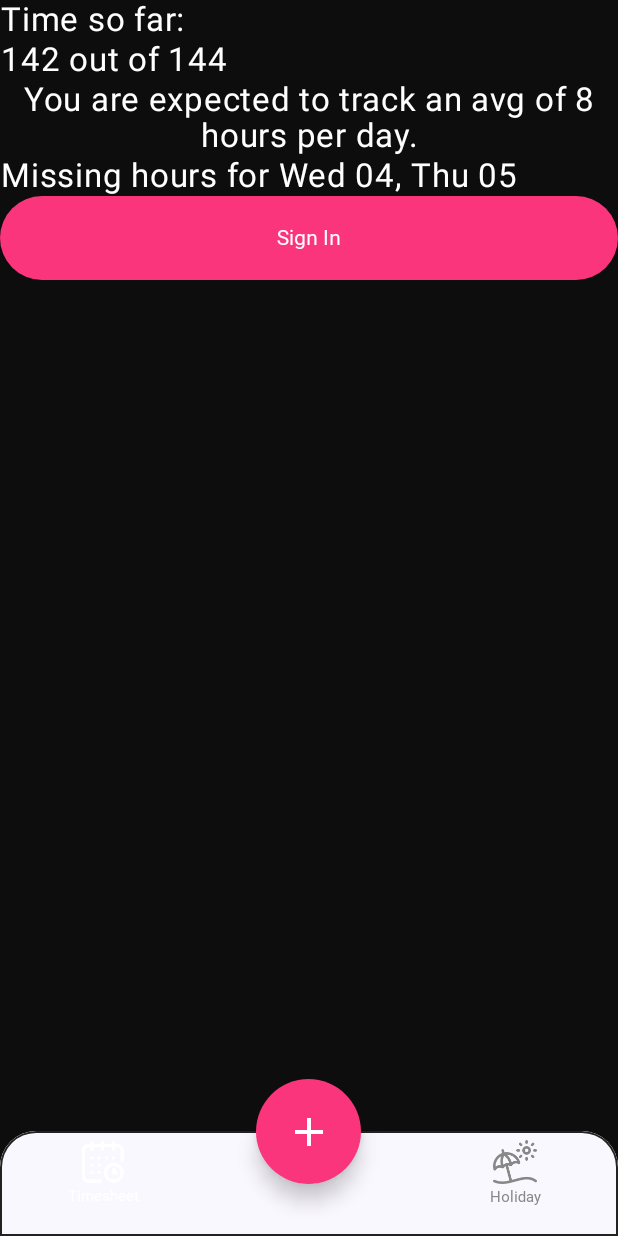
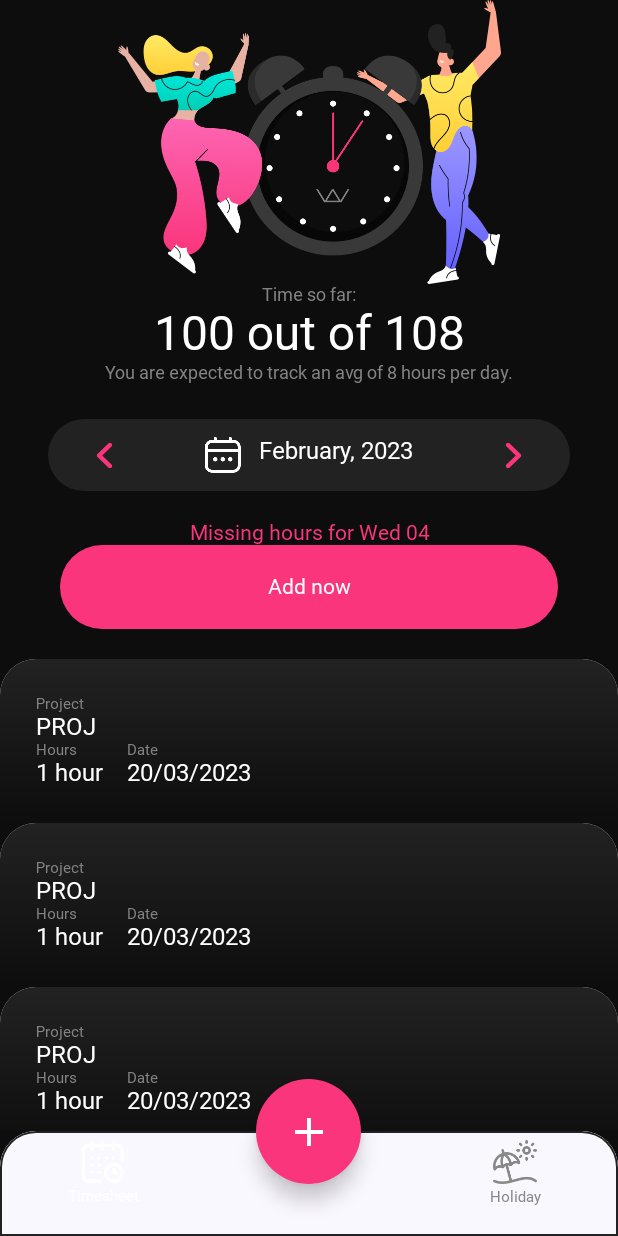
Before and after one commit to valentinbrad-wolfpack/TimeTracker, an Android app built with Jetpack Compose: the TimesheetScreen screen opened through its navigation route, on a phone screen of 412 x 824 dp. Run offline under Robolectric (Android 15) with nearby library versions, the phone set to English and light mode, and no system bars; our stand-ins replace Dagger/Hilt's generated code; Roboto replaces fonts that are not available here.

Commit message:
Timesheet UI

```diff
--- a/app/src/main/java/com/example/timetracker/presentation/MainActivity.kt
+++ b/app/src/main/java/com/example/timetracker/presentation/MainActivity.kt
@@ -102,11 +102,13 @@ class MainActivity : ComponentActivity() {
                     backgroundColor = CodGray,
                     scaffoldState = scaffoldState
                 ) { paddingValues ->
-                    NavHostGraph(navController = navController,
-                        modifier = Modifier.padding(paddingValues),
+                    NavHostGraph(
+                        navController = navController,
+                        modifier = Modifier.padding(bottom = paddingValues.calculateBottomPadding()),
                         setBottomNavBarVisibility = { isVisible ->
                             bottomNavBarVisibility = isVisible
-                        })
+                        }
+                    )
                 }
             }
         }
--- /dev/null
+++ b/app/src/main/java/com/example/timetracker/presentation/common/components/LabelValueComponent.kt
@@ -0,0 +1,38 @@
+package com.example.timetracker.presentation.common.components
+
+import androidx.compose.foundation.layout.Column
+import androidx.compose.material.Text
+import androidx.compose.runtime.Composable
+import androidx.compose.ui.Modifier
+import androidx.compose.ui.text.TextStyle
+import androidx.compose.ui.text.font.FontWeight
+import com.example.timetracker.presentation.ui.theme.Gray
+import com.example.timetracker.presentation.ui.theme.TextSizes
+import com.example.timetracker.presentation.ui.theme.White
+import com.example.timetracker.presentation.ui.theme.fonts
+
+@Composable
+fun LabelValueComponent(
+    modifier: Modifier = Modifier, label: String, value: String
+) {
+    Column(
+        modifier = modifier
+    ) {
+        Text(
+            text = label, style = TextStyle(
+                fontFamily = fonts,
+                fontWeight = FontWeight.Normal,
+                fontSize = TextSizes.SIZE_10,
+                color = Gray
+            )
+        )
+        Text(
+            text = value, style = TextStyle(
+                fontFamily = fonts,
+                fontWeight = FontWeight.Bold,
+                fontSize = TextSizes.SIZE_16,
+                color = White
+            )
+        )
+    }
+}
--- a/app/src/main/java/com/example/timetracker/presentation/common/navigation/NavGraph.kt
+++ b/app/src/main/java/com/example/timetracker/presentation/common/navigation/NavGraph.kt
@@ -15,11 +15,15 @@ import com.example.timetracker.presentation.timesheet.nav.timesheetGraph
 
 @Composable
 fun NavHostGraph(
-    modifier: Modifier,
+    modifier: Modifier = Modifier,
     navController: NavHostController,
     setBottomNavBarVisibility: (Boolean) -> Unit
 ) {
-    NavHost(navController = navController, startDestination = LoginDestination.route) {
+    NavHost(
+        navController = navController,
+        startDestination = LoginDestination.route,
+        modifier = modifier
+    ) {
         loginGraph(
             navController = navController,
             setBottomNavBarVisibility = setBottomNavBarVisibility
--- a/app/src/main/java/com/example/timetracker/presentation/timesheet/TimesheetScreen.kt
+++ b/app/src/main/java/com/example/timetracker/presentation/timesheet/TimesheetScreen.kt
@@ -1,31 +1,45 @@
 package com.example.timetracker.presentation.timesheet
 
+import androidx.compose.foundation.Image
 import androidx.compose.foundation.background
-import androidx.compose.foundation.layout.Column
+import androidx.compose.foundation.layout.Arrangement
+import androidx.compose.foundation.layout.Row
+import androidx.compose.foundation.layout.Spacer
 import androidx.compose.foundation.layout.fillMaxSize
 import androidx.compose.foundation.layout.fillMaxWidth
 import androidx.compose.foundation.layout.height
+import androidx.compose.foundation.layout.padding
 import androidx.compose.foundation.layout.wrapContentSize
 import androidx.compose.foundation.lazy.LazyColumn
+import androidx.compose.foundation.lazy.items
 import androidx.compose.material3.Button
 import androidx.compose.material3.ButtonDefaults
 import androidx.compose.material3.Card
+import androidx.compose.material3.CardDefaults
 import androidx.compose.material3.Text
 import androidx.compose.runtime.Composable
 import androidx.compose.ui.Alignment
 import androidx.compose.ui.Modifier
 import androidx.compose.ui.graphics.Color
+import androidx.compose.ui.res.painterResource
 import androidx.compose.ui.res.stringResource
 import androidx.compose.ui.text.TextStyle
 import androidx.compose.ui.text.font.FontWeight
 import androidx.compose.ui.text.style.TextAlign
+import androidx.compose.ui.tooling.preview.Preview
 import androidx.navigation.NavController
+import androidx.navigation.compose.rememberNavController
 import com.example.timetracker.R
+import com.example.timetracker.presentation.timesheet.components.EntryListItem
 import com.example.timetracker.presentation.timesheet.nav.TimesheetDestination
 import com.example.timetracker.presentation.ui.theme.CodGray
+import com.example.timetracker.presentation.ui.theme.DarkGray
 import com.example.timetracker.presentation.ui.theme.Dimens
+import com.example.timetracker.presentation.ui.theme.Gray
+import com.example.timetracker.presentation.ui.theme.Paddings
 import com.example.timetracker.presentation.ui.theme.Shapes
 import com.example.timetracker.presentation.ui.theme.TextSizes
+import com.example.timetracker.presentation.ui.theme.TimeTrackerTheme
 import com.example.timetracker.presentation.ui.theme.VioletRed
 import com.example.timetracker.presentation.ui.theme.White
 import com.example.timetracker.presentation.ui.theme.fonts
@@ -37,63 +51,123 @@ fun TimesheetScreen(
     LazyColumn(
         modifier = Modifier
             .fillMaxSize()
-            .background(CodGray)
+            .background(CodGray),
+        horizontalAlignment = Alignment.CenterHorizontally
     ) {
         item {
+            Image(
+                painter = painterResource(id = R.drawable.bg_timesheet),
+                contentDescription = null,
+                modifier = Modifier
+                    .wrapContentSize()
+                    .padding(horizontal = Paddings.PADDING_40),
+            )
             Text(
-                text = "Time so far:",
-                color = White,
-                 textAlign = TextAlign.Center,
-                fontSize = TextSizes.SIZE_22
+                modifier = Modifier.padding(horizontal = Paddings.PADDING_40),
+                text = stringResource(id = R.string.time_so_far),
+                style = TextStyle(
+                    fontFamily = fonts,
+                    fontWeight = FontWeight.Normal,
+                    fontSize = TextSizes.SIZE_12,
+                    textAlign = TextAlign.Center,
+                    color = Gray
+                )
             )
-        }
-        item {
             Text(
-                text = "142 out of 144",
-                color = White,
-                textAlign = TextAlign.Center,
-                fontSize = TextSizes.SIZE_22
+                modifier = Modifier.padding(horizontal = Paddings.PADDING_40),
+                text = stringResource(id = R.string.tracked_time, 100, 108),
+                style = TextStyle(
+                    fontFamily = fonts,
+                    fontWeight = FontWeight.Bold,
+                    fontSize = TextSizes.SIZE_32,
+                    textAlign = TextAlign.Center,
+                    color = White
+                )
             )
-        }
-        item {
             Text(
-                text = "You are expected to track an avg of 8 hours per day.",
-                color = White,
-                textAlign = TextAlign.Center,
-                fontSize = TextSizes.SIZE_22
+                modifier = Modifier.padding(horizontal = Paddings.PADDING_40),
+                text = stringResource(id = R.string.expected_hours_per_day, 8),
+                style = TextStyle(
+                    fontFamily = fonts,
+                    fontWeight = FontWeight.Normal,
+                    fontSize = TextSizes.SIZE_12,
+                    textAlign = TextAlign.Center,
+                    color = Gray
+                )
             )
-        }
-        item {
+            Spacer(modifier = Modifier.height(Dimens.DIMEN_24))
             Card(
+                modifier = Modifier
+                    .fillMaxWidth()
+                    .padding(horizontal = Paddings.PADDING_32),
+                shape = Shapes.large,
+                colors = CardDefaults.cardColors(
+                    containerColor = DarkGray
+                )
             ) {
-
+                Row(
+                    modifier = Modifier
+                        .fillMaxSize()
+                        .padding(vertical = Paddings.PADDING_12),
+                    verticalAlignment = Alignment.CenterVertically,
+                    horizontalArrangement = Arrangement.SpaceBetween
+                ) {
+                    Image(
+                        modifier = Modifier.padding(start = Paddings.PADDING_32),
+                        painter = painterResource(id = R.drawable.ic_arrow_left),
+                        contentDescription = null
+                    )
+                    Row {
+                        Image(
+                            painter = painterResource(id = R.drawable.ic_small_calendar),
+                            contentDescription = null
+                        )
+                        Text(
+                            modifier = Modifier.padding(start = Paddings.PADDING_12),
+                            text = stringResource(id = R.string.month_year, "February", 2023),
+                            style = TextStyle(
+                                fontFamily = fonts,
+                                fontWeight = FontWeight.SemiBold,
+                                fontSize = TextSizes.SIZE_16,
+                                color = White
+                            )
+                        )
+                    }
+                    Image(
+                        modifier = Modifier.padding(end = Paddings.PADDING_32),
+                        painter = painterResource(id = R.drawable.ic_arrow_right),
+                        contentDescription = null
+                    )
+                }
             }
-        }
-        item {
+            Spacer(modifier = Modifier.height(Dimens.DIMEN_20))
             Text(
-                text = "Missing hours for Wed 04, Thu 05",
-                color = White,
-                textAlign = TextAlign.Center,
-                fontSize = TextSizes.SIZE_22
+                modifier = Modifier.padding(horizontal = Paddings.PADDING_40),
+                text = stringResource(id = R.string.missing_hours_for, "Wed 04"),
+                style = TextStyle(
+                    fontFamily = fonts,
+                    fontWeight = FontWeight.Bold,
+                    fontSize = TextSizes.SIZE_14,
+                    textAlign = TextAlign.Center,
+                    color = VioletRed
+                )
             )
-        }
-        item {
             Button(modifier = Modifier
                 .fillMaxWidth()
-                .height(Dimens.DIMEN_56),
+                .height(Dimens.DIMEN_56)
+                .padding(horizontal = Paddings.PADDING_40),
                 colors = ButtonDefaults.buttonColors(
                     containerColor = VioletRed,
                 ),
                 shape = Shapes.large,
                 onClick = {
                     navController.navigate(TimesheetDestination.route)
-                }
-            ) {
+                }) {
                 Text(
                     modifier = Modifier.background(
                         color = Color.Transparent, shape = Shapes.large
                     ),
-                    text = stringResource(id = R.string.sign_in),
+                    text = stringResource(id = R.string.add_now),
                     color = White,
                     style = TextStyle(
                         fontFamily = fonts,
@@ -102,8 +176,19 @@ fun TimesheetScreen(
                     )
                 )
             }
+            Spacer(modifier = Modifier.height(Dimens.DIMEN_20))
         }
-        items() {}
-
+        items(listOf(1, 2, 3)) { entries ->
+            EntryListItem()
+        }
     }
 }
+
+@Preview
+@Composable
+fun TimesheetScreenPreview() {
+    TimeTrackerTheme {
+        val navController = rememberNavController()
+        TimesheetScreen(navController)
+    }
+}
--- /dev/null
+++ b/app/src/main/java/com/example/timetracker/presentation/timesheet/components/EntryListItem.kt
@@ -0,0 +1,67 @@
+package com.example.timetracker.presentation.timesheet.components
+
+import androidx.compose.foundation.background
+import androidx.compose.foundation.layout.Column
+import androidx.compose.foundation.layout.Row
+import androidx.compose.foundation.layout.Spacer
+import androidx.compose.foundation.layout.fillMaxWidth
+import androidx.compose.foundation.layout.padding
+import androidx.compose.foundation.layout.width
+import androidx.compose.material3.Card
+import androidx.compose.runtime.Composable
+import androidx.compose.ui.Modifier
+import androidx.compose.ui.graphics.Brush
+import androidx.compose.ui.res.pluralStringResource
+import androidx.compose.ui.res.stringResource
+import androidx.compose.ui.tooling.preview.Preview
+import com.example.timetracker.R
+import com.example.timetracker.presentation.common.components.LabelValueComponent
+import com.example.timetracker.presentation.ui.theme.CodGray
+import com.example.timetracker.presentation.ui.theme.DarkGray
+import com.example.timetracker.presentation.ui.theme.Dimens
+import com.example.timetracker.presentation.ui.theme.Paddings
+import com.example.timetracker.presentation.ui.theme.TopShapes
+
+
+@Composable
+fun EntryListItem(
+    modifier: Modifier = Modifier
+) {
+    Card(
+        modifier = modifier.fillMaxWidth(), shape = TopShapes.large
+    ) {
+        Column(
+            modifier = modifier
+                .fillMaxWidth()
+                .background(
+                    brush = Brush.verticalGradient(
+                        colors = listOf(
+                            DarkGray, CodGray
+                        )
+                    )
+                )
+                .padding(Paddings.PADDING_24)
+        ) {
+            LabelValueComponent(
+                modifier, stringResource(id = R.string.project_label), "PROJ"
+            )
+            Row {
+                LabelValueComponent(
+                    modifier,
+                    stringResource(id = R.string.hours_label),
+                    pluralStringResource(id = R.plurals.tracked_hours, 1, 1)
+                )
+                Spacer(modifier = Modifier.width(Dimens.DIMEN_16))
+                LabelValueComponent(
+                    modifier, stringResource(id = R.string.date_label), "20/03/2023"
+                )
+            }
+        }
+    }
+}
+
+@Preview
+@Composable
+fun EntryListItemPreview() {
+    EntryListItem()
+}
--- a/app/src/main/java/com/example/timetracker/presentation/ui/theme/Paddings.kt
+++ b/app/src/main/java/com/example/timetracker/presentation/ui/theme/Paddings.kt
@@ -12,6 +12,7 @@ object Paddings {
     val PADDING_20 = 20.dp
     val PADDING_24 = 24.dp
     val PADDING_32 = 32.dp
+    val PADDING_40 = 40.dp
     val PADDING_48 = 48.dp
     val PADDING_56 = 56.dp
     val PADDING_80 = 80.dp
--- a/app/src/main/res/values/strings.xml
+++ b/app/src/main/res/values/strings.xml
@@ -24,4 +24,20 @@
     <string name="new_entry_label">New entry</string>
     <string name="holiday_label">Holiday</string>
 
-</resources>
+    //Timesheet
+    <string name="timesheet_title">Timesheet</string>
+    <string name="time_so_far">Time so far:</string>
+    <string name="tracked_time">%d out of %d</string>
+    <string name="add_now">Add now</string>
+    <string name="expected_hours_per_day">You are expected to track an avg of %d hours per day.</string>
+    <string name="missing_hours_for">Missing hours for %s</string>
+    <string name="month_year">%s, %d</string>
+    <string name="project_label">Project</string>
+    <string name="hours_label">Hours</string>
+    <string name="date_label">Date</string>
+
+    <!--Plurals-->
+    <plurals name="tracked_hours">
+        <item quantity="one">%s hour</item>
+        <item quantity="other">%s hours</item>
+    </plurals></resources>
```
